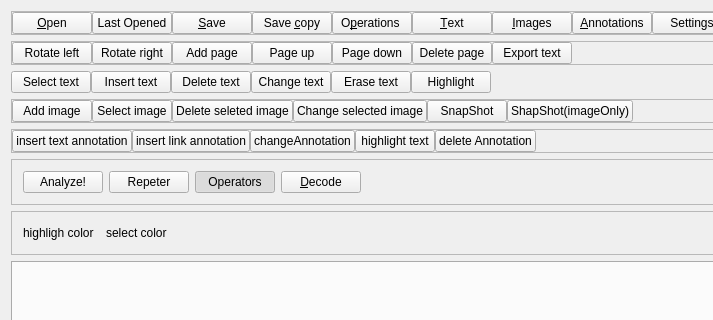
caronnee/pdfeditor, file pdfgui.ui: the form before one commit; both pictures show x 0 to 713 and y 0 to 320 of the 878 by 646 pixel window.
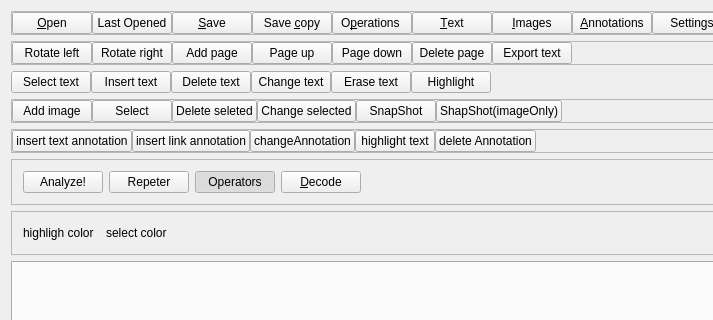
The form after the commit. Icons and pictures are not drawn. Custom widgets are drawn as their Qt base class.

The edit to the form file:
```diff
--- a/pdfgui.ui
+++ b/pdfgui.ui
@@ -666,7 +666,7 @@
           <string>select inline image</string>
          </property>
          <property name="text">
-          <string>Select image</string>
+          <string>Select</string>
          </property>
          <property name="icon">
           <iconset resource="pdf.qrc">
@@ -692,7 +692,7 @@
           <string>delete inline image</string>
          </property>
          <property name="text">
-          <string>Delete seleted image</string>
+          <string>Delete seleted</string>
          </property>
          <property name="icon">
           <iconset resource="pdf.qrc">
@@ -712,7 +712,7 @@
           <string>change inline image</string>
          </property>
          <property name="text">
-          <string>Change selected image</string>
+          <string>Change selected</string>
          </property>
          <property name="icon">
           <iconset resource="pdf.qrc">
```
Left out of the diff: 5 changed lines with no effect on the pictures.
